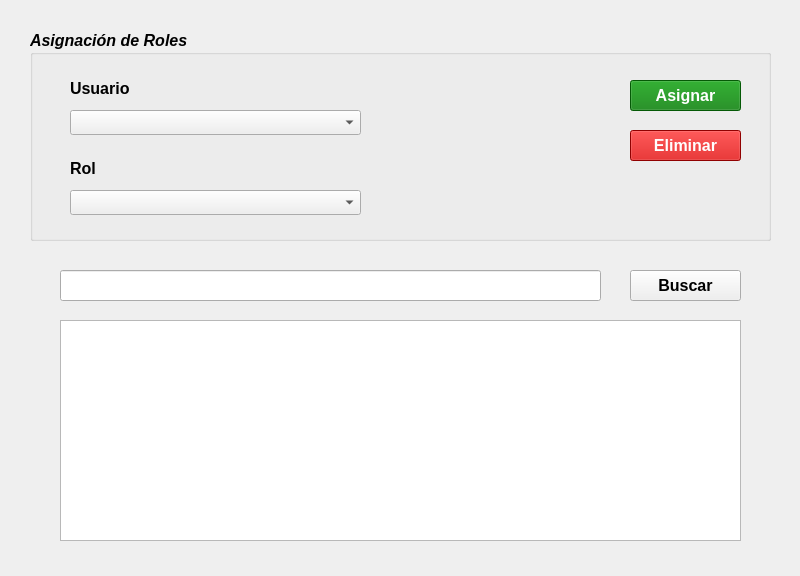
The window that vistas/FrmAsignarRoles.ui (G-Mann00/HR_Seguridad) describes before a commit, drawn with Qt 5.
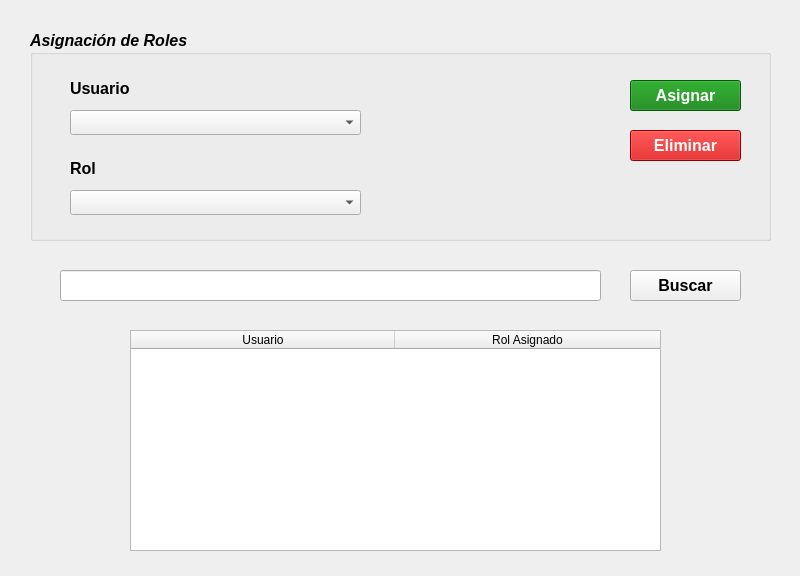
The same window after the commit. Icons and pictures are not drawn.

The edit to the form file:
```diff
--- a/vistas/FrmAsignarRoles.ui
+++ b/vistas/FrmAsignarRoles.ui
@@ -222,27 +222,6 @@
      <normaloff>:/iconosCrud/search40.png</normaloff>:/iconosCrud/search40.png</iconset>
    </property>
   </widget>
-  <widget class="QTableView" name="tv_registrosUsuarioRol">
-   <property name="geometry">
-    <rect>
-     <x>60</x>
-     <y>320</y>
-     <width>681</width>
-     <height>221</height>
-    </rect>
-   </property>
-   <property name="font">
-    <font>
-     <pointsize>12</pointsize>
-    </font>
-   </property>
-   <property name="verticalScrollBarPolicy">
-    <enum>Qt::ScrollBarAsNeeded</enum>
-   </property>
-   <property name="horizontalScrollBarPolicy">
-    <enum>Qt::ScrollBarAsNeeded</enum>
-   </property>
-  </widget>
   <widget class="QLineEdit" name="le_buscador">
    <property name="geometry">
     <rect>
@@ -262,6 +241,47 @@
     <string/>
    </property>
   </widget>
+  <widget class="QTableWidget" name="tw_registrosUsuarioRol">
+   <property name="geometry">
+    <rect>
+     <x>130</x>
+     <y>330</y>
+     <width>531</width>
+     <height>221</height>
+    </rect>
+   </property>
+   <property name="sizeAdjustPolicy">
+    <enum>QAbstractScrollArea::AdjustToContents</enum>
+   </property>
+   <property name="editTriggers">
+    <set>QAbstractItemView::NoEditTriggers</set>
+   </property>
+   <property name="selectionMode">
+    <enum>QAbstractItemView::SingleSelection</enum>
+   </property>
+   <property name="selectionBehavior">
+    <enum>QAbstractItemView::SelectRows</enum>
+   </property>
+   <attribute name="horizontalHeaderCascadingSectionResizes">
+    <bool>false</bool>
+   </attribute>
+   <attribute name="horizontalHeaderDefaultSectionSize">
+    <number>264</number>
+   </attribute>
+   <attribute name="horizontalHeaderStretchLastSection">
+    <bool>true</bool>
+   </attribute>
+   <column>
+    <property name="text">
+     <string>Usuario</string>
+    </property>
+   </column>
+   <column>
+    <property name="text">
+     <string>Rol Asignado</string>
+    </property>
+   </column>
+  </widget>
  </widget>
  <tabstops>
   <tabstop>btn_asignar</tabstop>
```
Left out of the diff: 1 changed line with no effect on the pictures.
